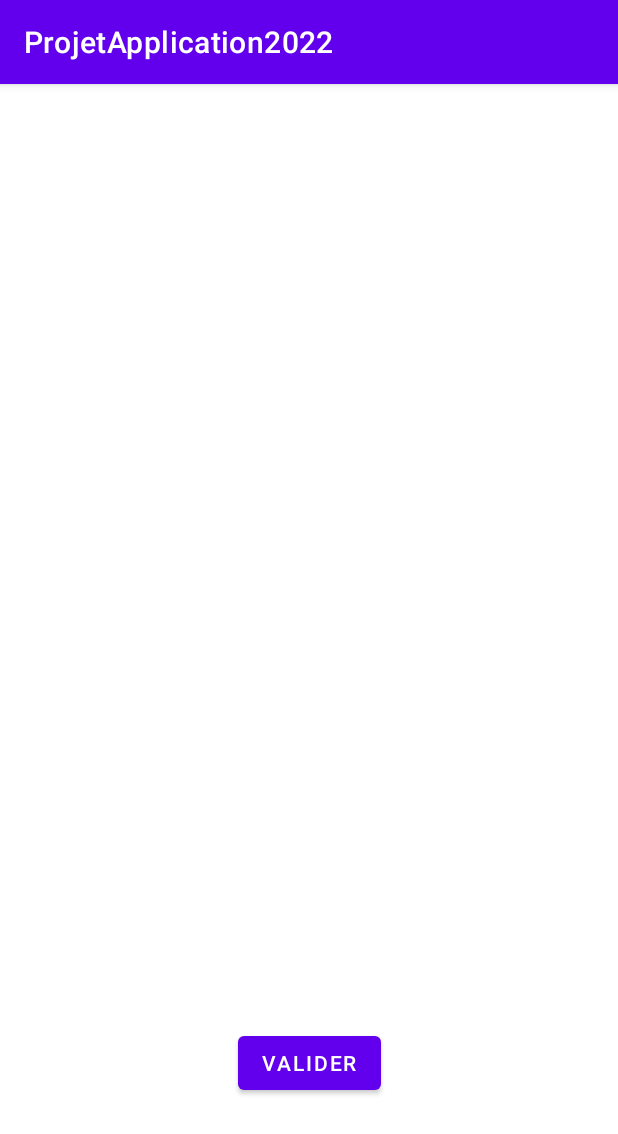
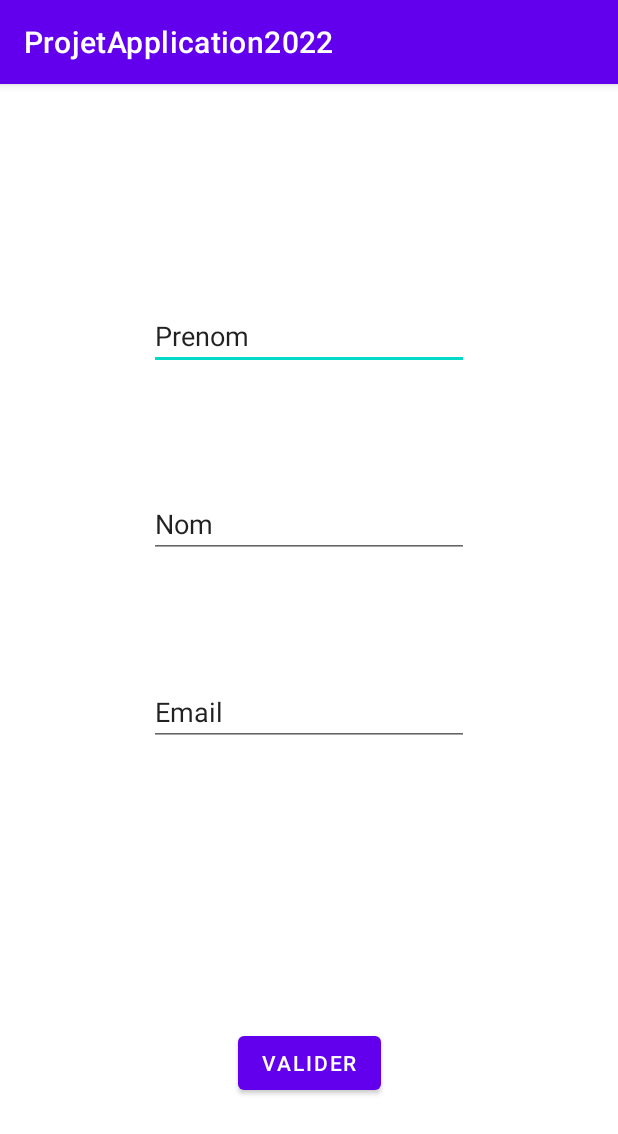
Before and after one commit to FlowWars/ApplicationMobile, an Android app: the screen it shows after launch (CreateReaderActivity), after a tap on "CREER UN LECTEUR", on a phone screen of 412 x 824 dp. Shown: the top 1134 px of the screen. Run offline under Robolectric (Android 15) with nearby library versions, the phone set to English and light mode, and no system bars.

Commit message:
ajout du bundle createbook

```diff
--- a/app/src/main/java/com/example/projetapplication2022/MainActivity.java
+++ b/app/src/main/java/com/example/projetapplication2022/MainActivity.java
@@ -6,6 +6,7 @@ import android.content.Intent;
 import android.os.Bundle;
 import android.view.View;
 import android.widget.Button;
+import android.widget.Toast;
 
 public class MainActivity extends AppCompatActivity {
 
@@ -21,17 +22,24 @@ public class MainActivity extends AppCompatActivity {
         btn_listBook = findViewById(R.id.id_btn_listBook);
         btn_listReader = findViewById(R.id.id_btn_listReader);
 
+        Bundle bundle = getIntent().getExtras();
+        if (bundle != null){
+            String title = bundle.getString("cle_title");
+            String author = bundle.getString("cle_author");
+            String editor = bundle.getString("cle_editor");
+            Toast.makeText(this,title + " " + author + " " + editor, Toast.LENGTH_LONG).show();
+        }
     }
 
     public void onClickCreateBook(View view) {
 
-        Intent intent = new Intent(MainActivity.this, CreateBookActivity.class);
+        Intent intent = new Intent(this, CreateBookActivity.class);
         startActivity(intent);
     }
 
     public void onClickCreateReader(View view) {
 
-        Intent intent = new Intent(MainActivity.this, CreateReaderActivity.class);
+        Intent intent = new Intent(this, CreateReaderActivity.class);
         startActivity(intent);
     }
 }
--- a/app/src/main/res/layout/activity_main.xml
+++ b/app/src/main/res/layout/activity_main.xml
@@ -47,4 +47,5 @@
         app:layout_constraintEnd_toEndOf="parent"
         app:layout_constraintStart_toStartOf="parent"
         app:layout_constraintTop_toBottomOf="@+id/id_btn_listBook" />
+
 </androidx.constraintlayout.widget.ConstraintLayout>
--- a/app/src/main/res/layout/layout_create_reader.xml
+++ b/app/src/main/res/layout/layout_create_reader.xml
@@ -5,6 +5,42 @@
     android:layout_width="match_parent"
     android:layout_height="match_parent"
     tools:context=".CreateReaderActivity">
+
+    <EditText
+        android:id="@+id/id_editTextFirstname"
+        android:layout_width="wrap_content"
+        android:layout_height="wrap_content"
+        android:layout_marginTop="145dp"
+        android:ems="10"
+        android:inputType="textPersonName"
+        android:text="@string/editTextFirstname"
+        app:layout_constraintEnd_toEndOf="parent"
+        app:layout_constraintStart_toStartOf="parent"
+        app:layout_constraintTop_toTopOf="parent" />
+
+    <EditText
+        android:id="@+id/id_editTextLastname"
+        android:layout_width="wrap_content"
+        android:layout_height="wrap_content"
+        android:layout_marginTop="80dp"
+        android:ems="10"
+        android:inputType="textPersonName"
+        android:text="@string/editTextLastname"
+        app:layout_constraintEnd_toEndOf="parent"
+        app:layout_constraintStart_toStartOf="parent"
+        app:layout_constraintTop_toBottomOf="@+id/id_editTextFirstname" />
+
+    <EditText
+        android:id="@+id/id_editTextEmail"
+        android:layout_width="wrap_content"
+        android:layout_height="wrap_content"
+        android:layout_marginTop="80dp"
+        android:ems="10"
+        android:inputType="textEmailAddress"
+        android:text="@string/editTextEmail"
+        app:layout_constraintEnd_toEndOf="parent"
+        app:layout_constraintStart_toStartOf="parent"
+        app:layout_constraintTop_toBottomOf="@+id/id_editTextLastname" />
 
     <Button
         android:id="@+id/id_btn_validCreateReader"
@@ -15,4 +51,5 @@
         app:layout_constraintBottom_toBottomOf="parent"
         app:layout_constraintEnd_toEndOf="parent"
         app:layout_constraintStart_toStartOf="parent" />
+
 </androidx.constraintlayout.widget.ConstraintLayout>
--- a/app/src/main/res/values/strings.xml
+++ b/app/src/main/res/values/strings.xml
@@ -5,7 +5,11 @@
     <string name="btn_listBook">Afficher la liste de livre</string>
     <string name="btn_listReader">Afficher la liste de lecteur</string>
     <string name="btn_valid">Valider</string>
+    <string name="btn_quit">Quitter</string>
     <string name="editTextTitle">Titre</string>
     <string name="editTextAuthor">Auteur</string>
     <string name="editTextEditor">Editeur</string>
+    <string name="editTextFirstname">Prenom</string>
+    <string name="editTextLastname">Nom</string>
+    <string name="editTextEmail">Email</string>
 </resources>
```
Also changed, not shown: app/src/main/java/com/example/projetapplication2022/CreateBookActivity.java (+24 -0 lines), app/src/main/res/layout/layout_create_book.xml (+7 -7 lines).
